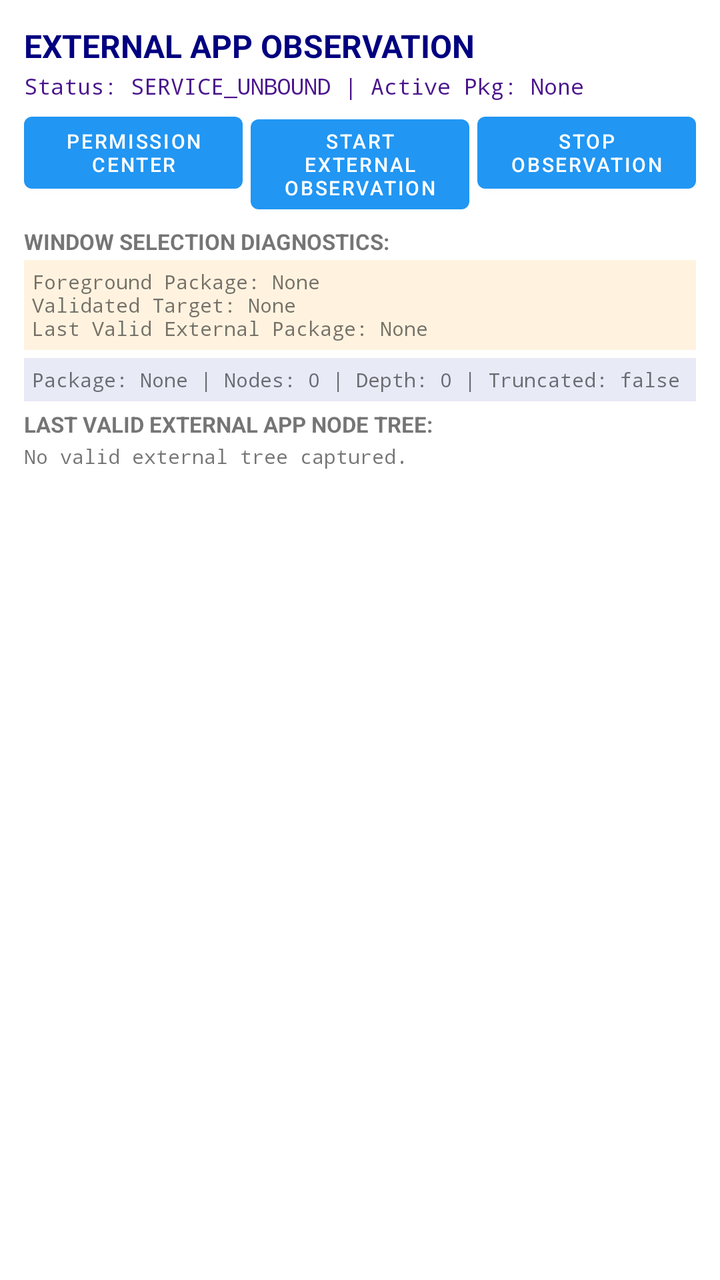
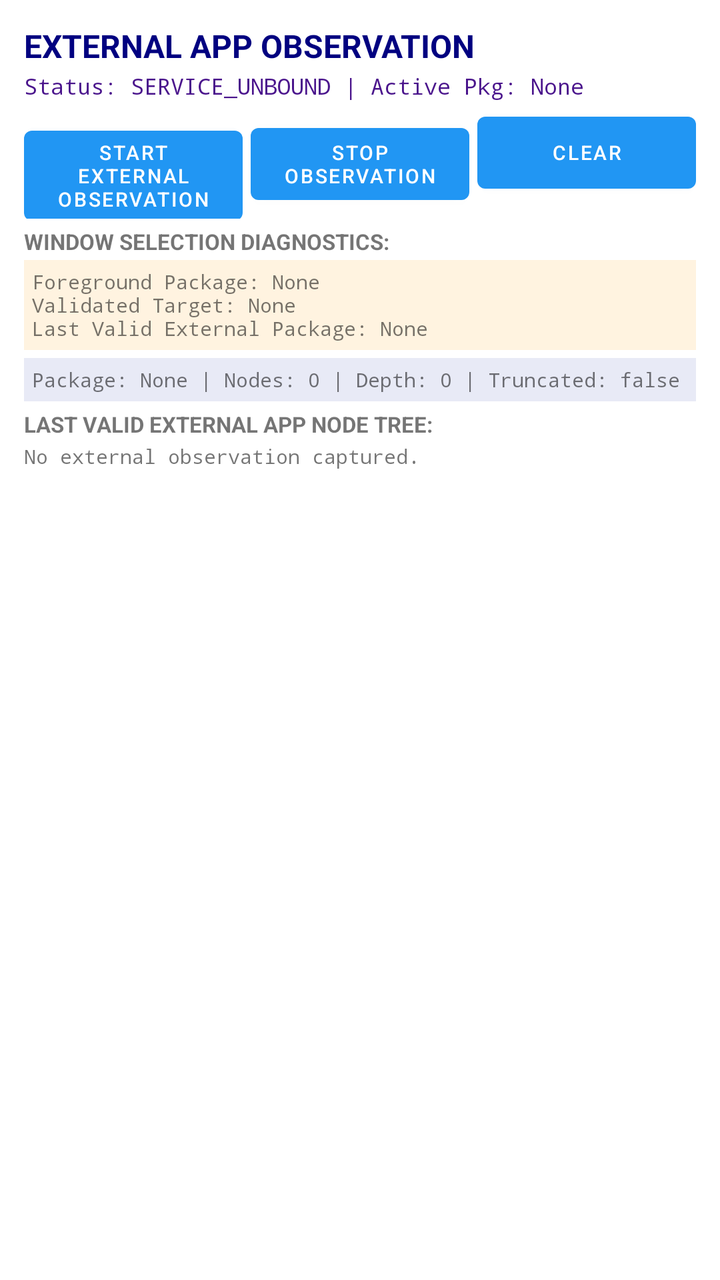

An Android layout rendered at two revisions. The XML below is the earlier revision; the diff shows what the commit changed to produce the second picture.
<!-- AndroidManifest.xml: application theme Theme.LocalAgent -->
<!-- res/layout/activity_external_observation.xml -->
<?xml version="1.0" encoding="utf-8"?>
<LinearLayout xmlns:android="http://schemas.android.com/apk/res/android"
    android:layout_width="match_parent"
    android:layout_height="match_parent"
    android:orientation="vertical"
    android:padding="12dp">

    <TextView
        android:id="@+id/tvTitle"
        android:layout_width="match_parent"
        android:layout_height="wrap_content"
        android:text="EXTERNAL APP OBSERVATION"
        android:textSize="16sp"
        android:textStyle="bold"
        android:textColor="#000080" />

    <TextView
        android:id="@+id/tvAccessibilityStatus"
        android:layout_width="match_parent"
        android:layout_height="wrap_content"
        android:layout_marginTop="2dp"
        android:text="Status: SERVICE_UNBOUND | Active Pkg: None"
        android:textSize="11sp"
        android:fontFamily="monospace"
        android:textColor="#4A148C" />

    <LinearLayout
        android:layout_width="match_parent"
        android:layout_height="wrap_content"
        android:layout_marginTop="2dp"
        android:orientation="horizontal">

        <Button
            android:id="@+id/btnOpenPermissionCenter"
            android:layout_width="0dp"
            android:layout_height="wrap_content"
            android:layout_weight="1"
            android:text="Permission Center"
            android:textSize="10sp" />

        <Button
            android:id="@+id/btnCaptureExternalUi"
            android:layout_width="0dp"
            android:layout_height="wrap_content"
            android:layout_weight="1"
            android:layout_marginStart="4dp"
            android:text="Start External Observation"
            android:textSize="10sp" />

        <Button
            android:id="@+id/btnStopExternalObservation"
            android:layout_width="0dp"
            android:layout_height="wrap_content"
            android:layout_weight="1"
            android:layout_marginStart="4dp"
            android:text="Stop Observation"
            android:textSize="10sp" />
    </LinearLayout>

    <TextView
        android:id="@+id/tvDiagnosticsHeader"
        android:layout_width="match_parent"
        android:layout_height="wrap_content"
        android:layout_marginTop="4dp"
        android:text="WINDOW SELECTION DIAGNOSTICS:"
        android:textSize="11sp"
        android:textStyle="bold" />

    <TextView
        android:id="@+id/tvDiagnosticsContent"
        android:layout_width="match_parent"
        android:layout_height="wrap_content"
        android:layout_marginTop="2dp"
        android:text="Foreground Package: None\nValidated Target: None\nLast Valid External Package: None"
        android:textSize="10sp"
        android:fontFamily="monospace"
        android:background="#FFF3E0"
        android:padding="4dp" />

    <TextView
        android:id="@+id/tvExternalSnapshotMeta"
        android:layout_width="match_parent"
        android:layout_height="wrap_content"
        android:layout_marginTop="4dp"
        android:text="Package: None | Nodes: 0 | Depth: 0 | Truncated: false"
        android:textSize="10sp"
        android:fontFamily="monospace"
        android:background="#E8EAF6"
        android:padding="4dp" />

    <TextView
        android:id="@+id/tvExternalTreeHeader"
        android:layout_width="match_parent"
        android:layout_height="wrap_content"
        android:layout_marginTop="4dp"
        android:text="LAST VALID EXTERNAL APP NODE TREE:"
        android:textSize="11sp"
        android:textStyle="bold" />

    <ScrollView
        android:layout_width="match_parent"
        android:layout_height="0dp"
        android:layout_weight="1"
        android:layout_marginTop="2dp"
        android:fillViewport="true">

        <HorizontalScrollView
            android:layout_width="match_parent"
            android:layout_height="wrap_content">

            <TextView
                android:id="@+id/tvExternalNodeTree"
                android:layout_width="wrap_content"
                android:layout_height="wrap_content"
                android:text="No valid external tree captured."
                android:textSize="10sp"
                android:fontFamily="monospace" />
        </HorizontalScrollView>
    </ScrollView>

</LinearLayout>
<!-- resources referenced by this layout -->
<resources>
  <style name="Theme.LocalAgent" parent="Theme.MaterialComponents.DayNight.DarkActionBar">
          <item name="colorPrimary">#2196F3</item>
          <item name="colorPrimaryVariant">#1976D2</item>
          <item name="colorOnPrimary">#FFFFFF</item>
          <item name="colorSecondary">#03DAC6</item>
          <item name="colorSecondaryVariant">#018786</item>
          <item name="colorOnSecondary">#000000</item>
      </style>
</resources>

<!-- the commit's change to res/layout/activity_external_observation.xml (unified diff, before → after) -->
@@ -31,19 +31,10 @@
         android:orientation="horizontal">
 
         <Button
-            android:id="@+id/btnOpenPermissionCenter"
-            android:layout_width="0dp"
-            android:layout_height="wrap_content"
-            android:layout_weight="1"
-            android:text="Permission Center"
-            android:textSize="10sp" />
-
-        <Button
             android:id="@+id/btnCaptureExternalUi"
             android:layout_width="0dp"
             android:layout_height="wrap_content"
             android:layout_weight="1"
-            android:layout_marginStart="4dp"
             android:text="Start External Observation"
             android:textSize="10sp" />
 
@@ -54,6 +45,15 @@
             android:layout_weight="1"
             android:layout_marginStart="4dp"
             android:text="Stop Observation"
+            android:textSize="10sp" />
+
+        <Button
+            android:id="@+id/btnClearExternalObservation"
+            android:layout_width="0dp"
+            android:layout_height="wrap_content"
+            android:layout_weight="1"
+            android:layout_marginStart="4dp"
+            android:text="Clear"
             android:textSize="10sp" />
     </LinearLayout>
 
@@ -112,7 +112,7 @@
                 android:id="@+id/tvExternalNodeTree"
                 android:layout_width="wrap_content"
                 android:layout_height="wrap_content"
-                android:text="No valid external tree captured."
+                android:text="No external observation captured."
                 android:textSize="10sp"
                 android:fontFamily="monospace" />
         </HorizontalScrollView>
